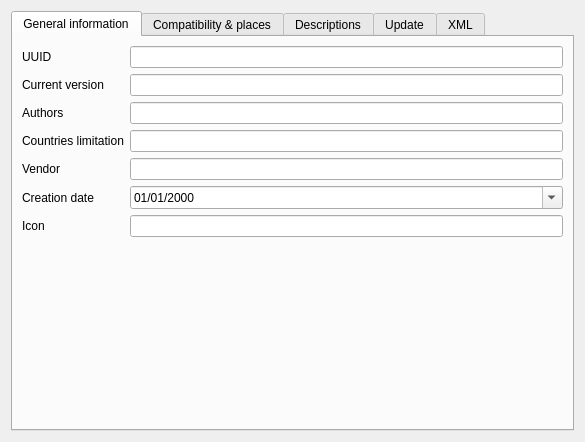
Before: the Qt Designer form libs/utils/widgets/genericdescriptioneditor.ui in FreeHealth/freehealth, drawn with Qt 5.
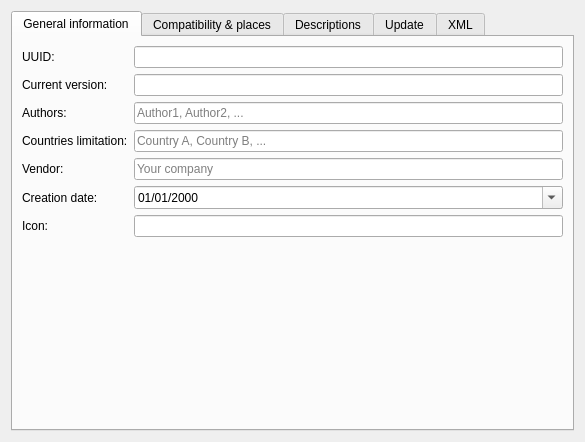
After: the same form once the commit is applied. The open tabs and pages were chosen to show the change.

```diff
--- a/libs/utils/widgets/genericdescriptioneditor.ui
+++ b/libs/utils/widgets/genericdescriptioneditor.ui
@@ -27,7 +27,7 @@
        <item row="0" column="0">
         <widget class="QLabel" name="label_2">
          <property name="text">
-          <string>UUID</string>
+          <string>UUID:</string>
          </property>
         </widget>
        </item>
@@ -37,7 +37,7 @@
        <item row="1" column="0">
         <widget class="QLabel" name="label_3">
          <property name="text">
-          <string>Current version</string>
+          <string>Current version:</string>
          </property>
         </widget>
        </item>
@@ -47,37 +47,49 @@
        <item row="2" column="0">
         <widget class="QLabel" name="label_4">
          <property name="text">
-          <string>Authors</string>
+          <string>Authors:</string>
          </property>
         </widget>
        </item>
        <item row="2" column="1">
-        <widget class="QLineEdit" name="authors"/>
+        <widget class="QLineEdit" name="authors">
+         <property name="placeholderText">
+          <string>Author1, Author2, ...</string>
+         </property>
+        </widget>
        </item>
        <item row="3" column="0">
         <widget class="QLabel" name="label_5">
          <property name="text">
-          <string>Countries limitation</string>
+          <string>Countries limitation:</string>
          </property>
         </widget>
        </item>
        <item row="3" column="1">
-        <widget class="QLineEdit" name="countries"/>
+        <widget class="QLineEdit" name="countries">
+         <property name="placeholderText">
+          <string>Country A, Country B, ...</string>
+         </property>
+        </widget>
        </item>
        <item row="4" column="0">
         <widget class="QLabel" name="label_8">
          <property name="text">
-          <string>Vendor</string>
+          <string>Vendor:</string>
          </property>
         </widget>
        </item>
        <item row="4" column="1">
-        <widget class="QLineEdit" name="vendor"/>
+        <widget class="QLineEdit" name="vendor">
+         <property name="placeholderText">
+          <string>Your company</string>
+         </property>
+        </widget>
        </item>
        <item row="5" column="0">
         <widget class="QLabel" name="label_12">
          <property name="text">
-          <string>Creation date</string>
+          <string>Creation date:</string>
          </property>
         </widget>
        </item>
@@ -94,7 +106,7 @@
        <item row="6" column="0">
         <widget class="QLabel" name="label_13">
          <property name="text">
-          <string>Icon</string>
+          <string>Icon:</string>
          </property>
         </widget>
        </item>
```
Left out of the diff: 46 changed lines with no effect on the pictures.
